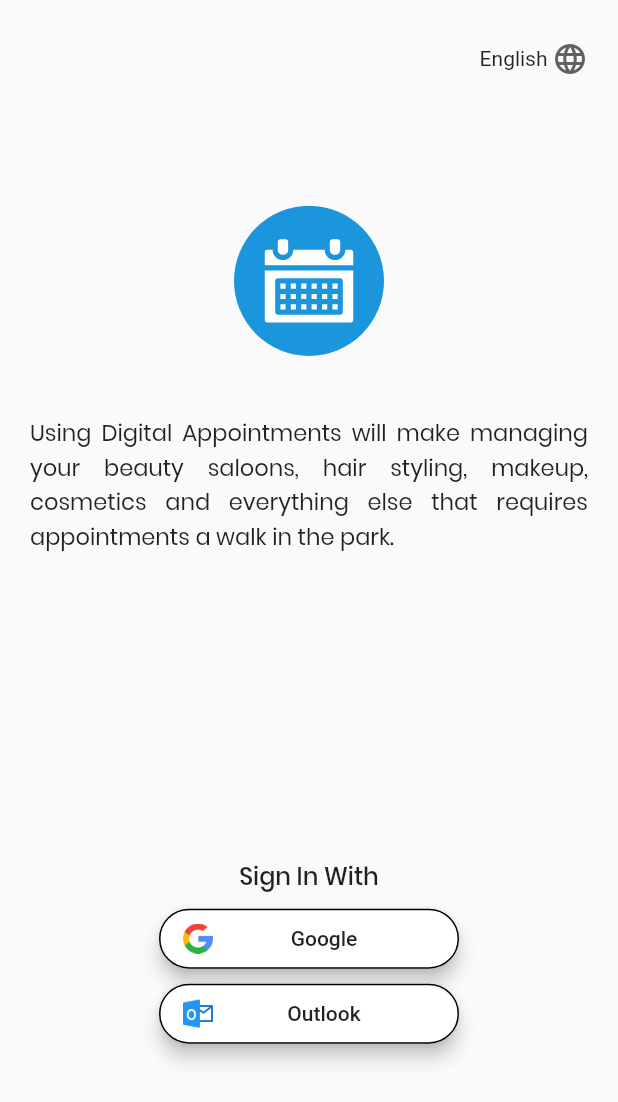
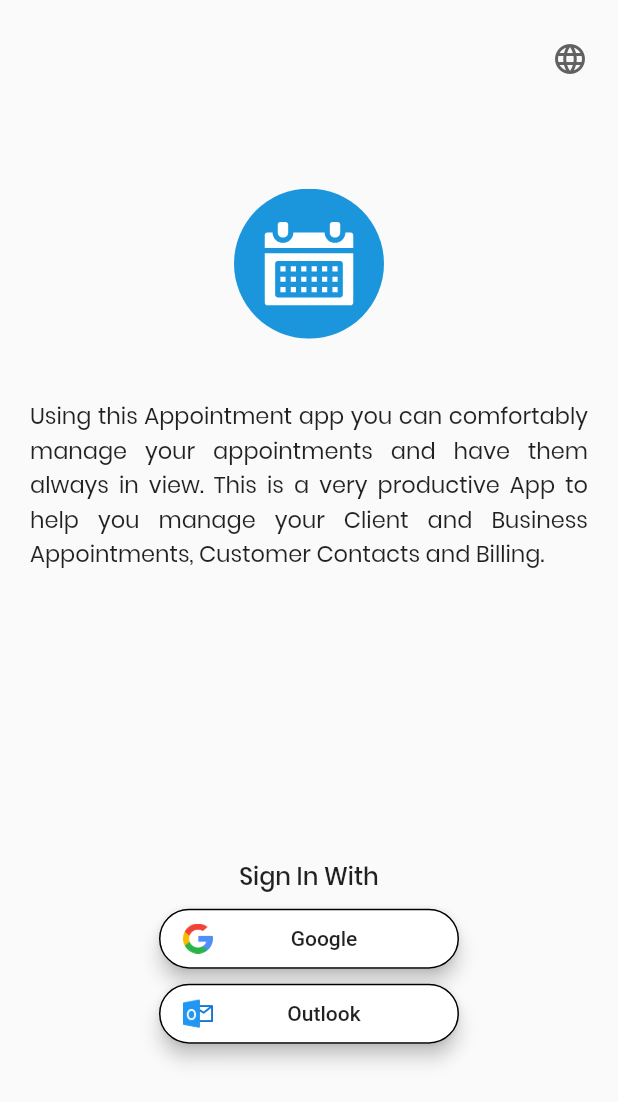
Before and after one commit to chiragSensussoft/appointment, a Flutter app: the screen it shows after launch, on a phone screen of 412 x 824 dp. Shown: the top 1102 px of the screen. Run offline on Flutter 3.47's test engine with Material 2 defaults, Android fonts, the phone set to English and light mode, and no system bars; our stand-ins replace firebase_auth, flutter_svg, google_sign_in, shared_preferences, sqflite; accounts and stored records are empty.

Commit message:
chirag commit(1-18-21) implement localization

```diff
--- a/lib/login/Login.dart
+++ b/lib/login/Login.dart
@@ -3,6 +3,7 @@ import 'dart:convert';
 import 'package:appointment/home/Home.dart';
 import 'package:appointment/utils/DBProvider.dart';
 import 'package:appointment/utils/RoundShapeButton.dart';
+import 'package:appointment/utils/values/Constant.dart';
 import 'package:appointment/utils/values/Dimen.dart';
 import 'package:appointment/utils/values/Strings/StringEn.dart';
 import 'package:appointment/utils/values/Strings/StringGu.dart';
@@ -13,21 +14,26 @@ import 'package:flutter/cupertino.dart';
 import 'package:flutter/material.dart';
 import 'package:flutter_svg/flutter_svg.dart';
 import 'package:google_sign_in/google_sign_in.dart';
+import 'package:shared_preferences/shared_preferences.dart';
 
 class Login extends StatefulWidget {
   @override
   _LoginState createState() => _LoginState();
 }
 
+SharedPreferences _sharedPreferences;
+
 class _LoginState extends State<Login> with SingleTickerProviderStateMixin{
+  final dbHelper = DatabaseHelper.instance;
 
-  final dbHelper = DatabaseHelper.instance;
   @override
   void initState() {
     super.initState();
+    setState(() {
+      setValue();
+    });
   }
-  String code;
-  var _value = 1;
+  var _value;
   @override
   Widget build(BuildContext context) {
     return Scaffold(
@@ -49,8 +55,8 @@ class _LoginState extends State<Login> with SingleTickerProviderStateMixin{
                           child: Text('English',style: TextStyle(fontSize: 14),),
                           onTap: (){
                             setState(() {
-                              code = 'en';
-                              StringsEnglish();
+                              Constant.languageCode = 'en';
+                              languageCode(code: Constant.languageCode);
                             });
                           },
                           value: 1,
@@ -59,8 +65,8 @@ class _LoginState extends State<Login> with SingleTickerProviderStateMixin{
                           child: Text("Hindi",style: TextStyle(fontSize: 14)),
                           onTap: (){
                             setState(() {
-                              code = 'hi';
-                              StringsHindi();
+                              Constant.languageCode = 'hi';
+                              languageCode(code: Constant.languageCode);
                             });
                           },
                           value: 2,
@@ -69,8 +75,8 @@ class _LoginState extends State<Login> with SingleTickerProviderStateMixin{
                             child: Text("Gujarati",style: TextStyle(fontSize: 14)),
                             onTap: (){
                               setState(() {
-                                code = 'gu';
-                                StringsGujarati();
+                                Constant.languageCode = 'gu';
+                                languageCode(code: Constant.languageCode);
                               });
                             },
                             value: 3
@@ -94,7 +100,7 @@ class _LoginState extends State<Login> with SingleTickerProviderStateMixin{
                         ),
                         Container(
                           margin: const EdgeInsets.only(top: 40),
-                          child: Text(Resources.from(context,code).strings.title,
+                          child: Text(Resources.from(context,Constant.languageCode).strings.title,
                             textAlign: TextAlign.justify,style: TextStyle(fontFamily: 'poppins_regular',fontSize: 15),
                           ),
                         ),
@@ -109,7 +115,7 @@ class _LoginState extends State<Login> with SingleTickerProviderStateMixin{
                     children: [
                       Container(
                         margin: EdgeInsets.only(bottom: 10),
-                        child: Text( Resources.from(context,code).strings.signInText,style: TextStyle(
+                        child: Text( Resources.from(context,Constant.languageCode).strings.signInText,style: TextStyle(
                           fontSize: 16,fontFamily: 'poppins_medium'
                         ),),
                       ),
@@ -117,7 +123,7 @@ class _LoginState extends State<Login> with SingleTickerProviderStateMixin{
                         child: Container(
                           width: 200,
                           height: 40,
-                          child:RoundShapeButton(onPressed: signInWithGoogle,text: Resources.from(context,code).strings.googleBtnText,radius: 25,
+                          child:RoundShapeButton(onPressed: signInWithGoogle,text: Resources.from(context,Constant.languageCode).strings.googleBtnText,radius: 25,
                           icon: Image.asset('images/search.png',width: 20,height: 20,),)
                         ),
                       ),
@@ -125,7 +131,7 @@ class _LoginState extends State<Login> with SingleTickerProviderStateMixin{
                      Container(
                        width: 200,
                        height: 40,
-                       child:RoundShapeButton(text: Resources.from(context,code).strings.outLookBtnText,onPressed: (){},radius: 25,
+                       child:RoundShapeButton(text: Resources.from(context,Constant.languageCode).strings.outLookBtnText,onPressed: (){},radius: 25,
                          icon: Image.asset('images/outlook.png',height: 20,width: 20,),),
                      ),
 
@@ -137,6 +143,26 @@ class _LoginState extends State<Login> with SingleTickerProviderStateMixin{
           ),
       );
   }
+
+  Future<void> languageCode({String code})async{
+    _sharedPreferences = await SharedPreferences.getInstance();
+    _sharedPreferences.setString(Constant().languageKey, code);
+  }
+
+  setValue()async{
+    _sharedPreferences = await SharedPreferences.getInstance();
+    setState(() {
+      switch(_sharedPreferences.getString(Constant().languageKey)){
+        case 'gu':
+          return _value = 3;
+        case 'hi':
+          return _value = 2;
+        default:
+          return _value = 1;
+      }
+    });
+  }
+
   final FirebaseAuth _auth = FirebaseAuth.instance;
   final GoogleSignIn googleSignIn = GoogleSignIn(
       scopes: ["email",
--- /dev/null
+++ b/lib/utils/values/Constant.dart
@@ -0,0 +1,4 @@
+class Constant{
+  String languageKey = "code";
+  static String languageCode;
+}
--- a/lib/utils/values/Strings/StringEn.dart
+++ b/lib/utils/values/Strings/StringEn.dart
@@ -4,7 +4,7 @@ import 'Strings.dart';
 class StringsEnglish extends Strings {
 
   @override
-  String get title => 'Using Digital Appointments will make managing your beauty saloons, hair styling, makeup, cosmetics and everything else that requires appointments a walk in the park.';
+  String get title => 'Using this Appointment app you can comfortably manage your appointments and have them always in view. This is a very productive App to help you manage your Client and Business Appointments, Customer Contacts and Billing.';
 
   @override
   String get googleBtnText => "Google";
--- a/lib/utils/values/Strings/StringGu.dart
+++ b/lib/utils/values/Strings/StringGu.dart
@@ -2,7 +2,7 @@ import 'Strings.dart';
 
 class StringsGujarati extends Strings {
   @override
-  String get title => 'ડિજિટલ એપોઇન્ટમેન્ટ્સનો ઉપયોગ કરવાથી તમારા બ્યુટી સલુન્સ, હેર સ્ટાઇલ, મેકઅપની, કોસ્મેટિક્સ અને બાકીની બધી બાબતોનું સંચાલન કરવામાં આવશે જેની નિમણૂક માટે પાર્કમાં ફરવા જવાની જરૂર છે.';
+  String get title => 'આ નિમણૂક એપ્લિકેશનનો ઉપયોગ કરીને તમે તમારી નિમણૂકને આરામથી મેનેજ કરી શકો છો અને તે હંમેશા ધ્યાનમાં રાખશો. તમને તમારા ગ્રાહક અને વ્યવસાયની નિમણૂક, ગ્રાહક સંપર્કો અને બિલિંગને સંચાલિત કરવામાં સહાય માટે આ ખૂબ જ ઉત્પાદક એપ્લિકેશન છે.';
 
   @override
   String get googleBtnText => "ગૂગલ";
--- a/lib/utils/values/Strings/StringHi.dart
+++ b/lib/utils/values/Strings/StringHi.dart
@@ -2,7 +2,7 @@ import 'Strings.dart';
 
 class StringsHindi extends Strings {
   @override
-  String get title => 'डिजिटल अपॉइंटमेंट्स का उपयोग करने से आपके सौंदर्य सैलून, हेयर स्टाइलिंग, मेकअप, सौंदर्य प्रसाधन और अन्य सभी चीजों का प्रबंधन हो जाएगा, जिन्हें पार्क में टहलने के लिए नियुक्तियों की आवश्यकता होती है।';
+  String get title => 'इस अपॉइंटमेंट ऐप का उपयोग करके आप आराम से अपनी नियुक्तियों का प्रबंधन कर सकते हैं और उन्हें हमेशा देख सकते हैं। यह आपके क्लाइंट और व्यावसायिक अपॉइंटमेंट्स, ग्राहक संपर्क और बिलिंग का प्रबंधन करने में मदद करने के लिए एक बहुत ही उत्पादक ऐप है।';
 
   @override
   String get googleBtnText => "गूगल";
--- a/pubspec.yaml
+++ b/pubspec.yaml
@@ -33,7 +33,7 @@ dependencies:
   sqflite: ^1.3.2+1
   path_provider: any
 
-  flutter_native_splash:
+  shared_preferences: ^0.5.12+4
 
   cupertino_icons: ^1.0.1
 
```
Also changed, not shown: lib/splashScreen/SplashScreen.dart (+21 -7 lines), pubspec.lock.
